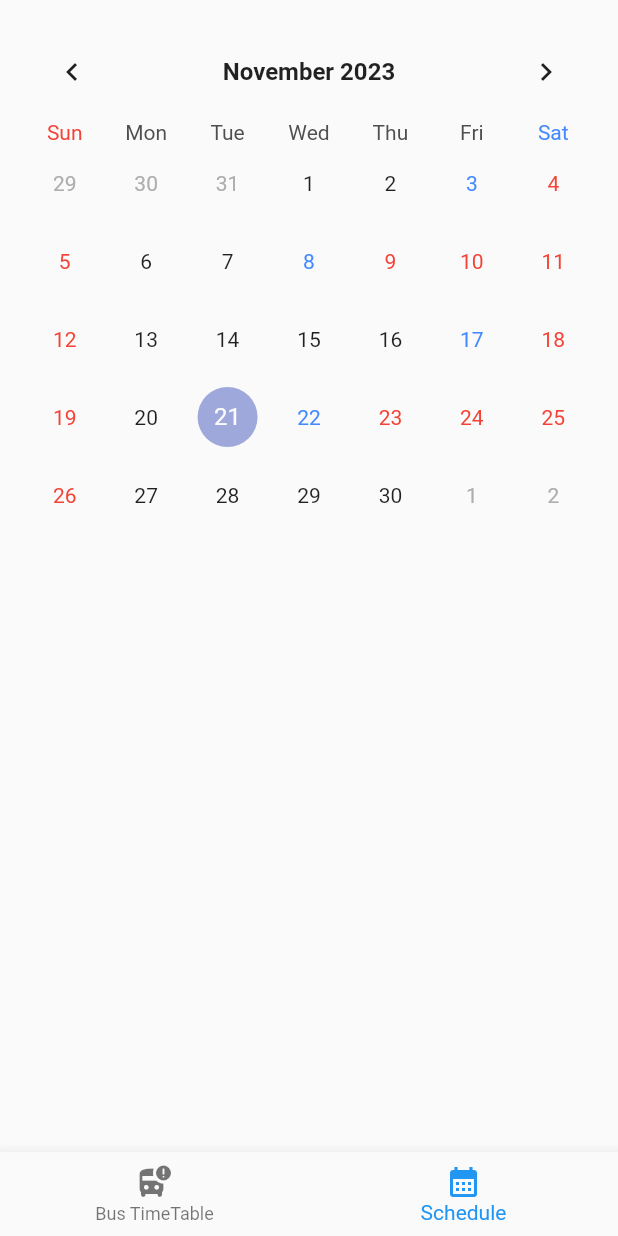
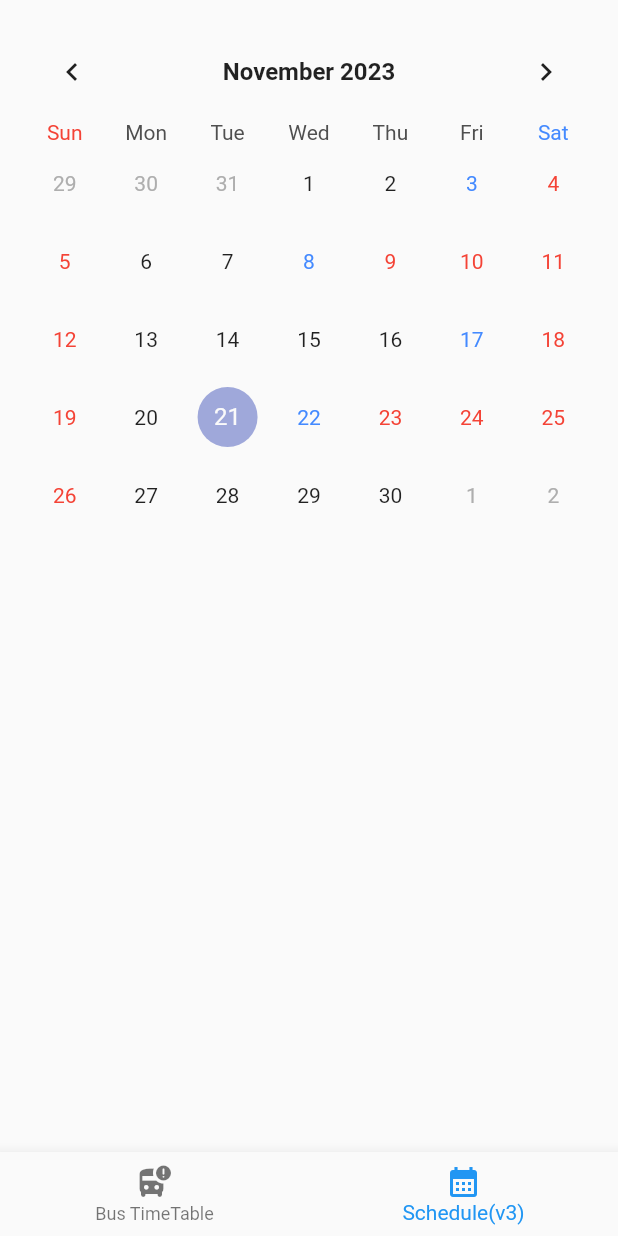
Before and after one commit to kohj1018/my_casey, a Flutter app: the screen it shows after launch, item 2 of the bottom bar chosen, on a phone screen of 412 x 824 dp. Run offline on Flutter 3.47's test engine with Material 2 defaults, Android fonts, the phone set to English and light mode, and no system bars; drawn by our look-alikes of table_calendar; our stand-ins replace easy_localization, shared_preferences.

```diff
--- a/lib/const/weekend_list.dart
+++ b/lib/const/weekend_list.dart
@@ -1,3 +1,3 @@
-const List<List<int>> WEEKEND_LIST = [[2023, 9, 4], [2023, 9, 5], [2023, 9, 15], [2023, 9, 18], [2023, 9, 28], [2023, 9, 29], [2023, 10, 2], [2023, 10, 6], [2023, 10, 9], [2023, 11, 9], [2023, 11, 10], [2023, 11, 23], [2023, 11, 24], [2023, 12, 22], [2023, 12, 25], [2023, 12, 29], [2024, 1, 1], [2024, 1, 12], [2024, 1, 15], [2024, 2, 9], [2024, 2, 12], [2024, 2, 16], [2024, 2, 19], [2024, 3, 25], [2024, 3, 26]];
+const List<List<int>> WEEKEND_LIST = [[2023, 9, 4], [2023, 9, 5], [2023, 9, 15], [2023, 9, 18], [2023, 9, 28], [2023, 9, 29], [2023, 10, 2], [2023, 10, 6], [2023, 10, 9], [2023, 11, 9], [2023, 11, 10], [2023, 11, 23], [2023, 11, 24], [2023, 12, 25], [2023, 12, 26], [2024, 1, 1], [2024, 1, 2], [2024, 1, 12], [2024, 1, 15], [2024, 2, 9], [2024, 2, 12], [2024, 2, 16], [2024, 2, 19], [2024, 3, 25], [2024, 3, 26], [2024, 4, 10], [2024, 5, 15], [2024, 5, 24], [2024, 5, 27], [2024, 6, 19], [2024, 6, 20], [2024, 7, 4], [2024, 7, 5], [2024, 8, 30], [2024, 9, 2], [2024, 9, 9], [2024, 9, 10], [2024, 9, 16], [2024, 9, 17], [2024, 9, 18], [2024, 10, 11], [2024, 10, 14]];
 
-const List<List<int>> KOR_WEEKEND_LIST = [[2023, 9, 28], [2023, 9, 29], [2023, 10, 2], [2024, 2, 9], [2024, 2, 12]];
+const List<List<int>> KOR_WEEKEND_LIST = [[2023, 9, 28], [2023, 9, 29], [2023, 10, 2], [2024, 2, 9], [2024, 2, 12], [2024, 4, 10], [2024, 5, 15], [2024, 9, 16], [2024, 9, 18]];
--- a/lib/screen/home_screen.dart
+++ b/lib/screen/home_screen.dart
@@ -43,7 +43,7 @@ class _HomeScreenState extends State<HomeScreen> {
           ),
           BottomNavigationBarItem(
             icon: const Icon(Icons.calendar_month),
-            label: 'schedule'.tr(),
+            label: '${'schedule'.tr()}(v3)',
           ),
         ],
         currentIndex: _selectedTapIdx,
```
